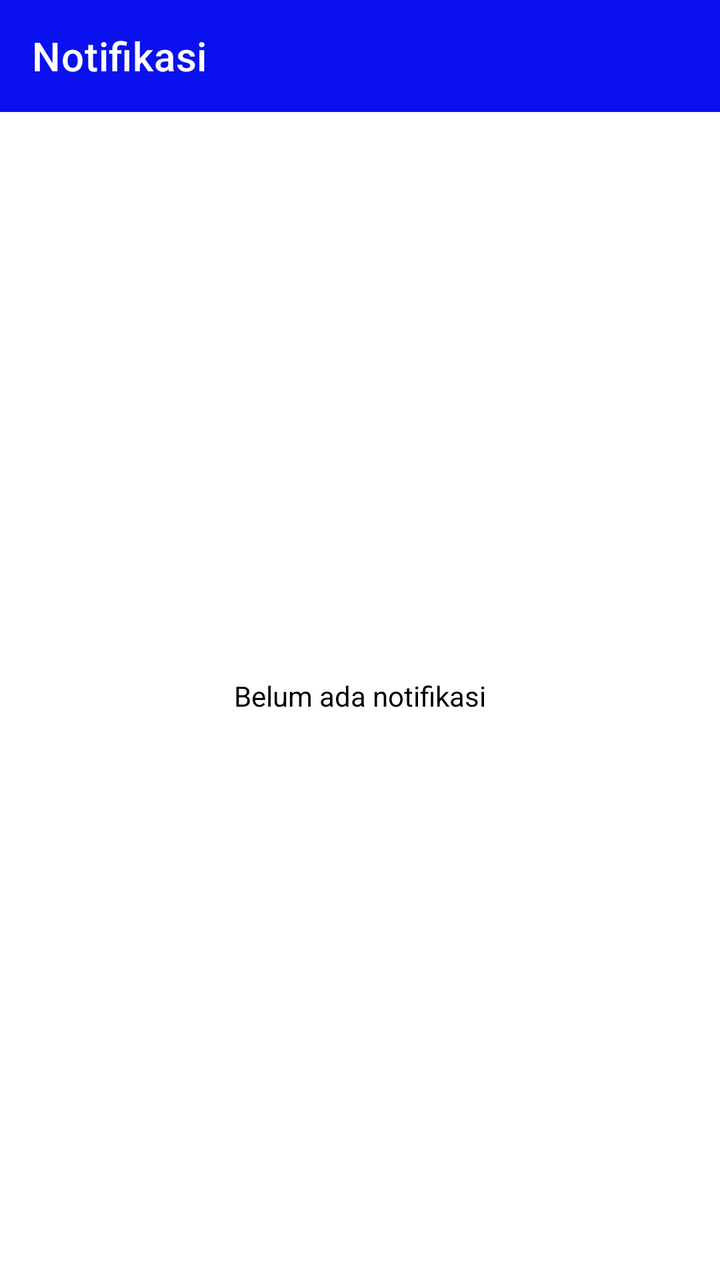
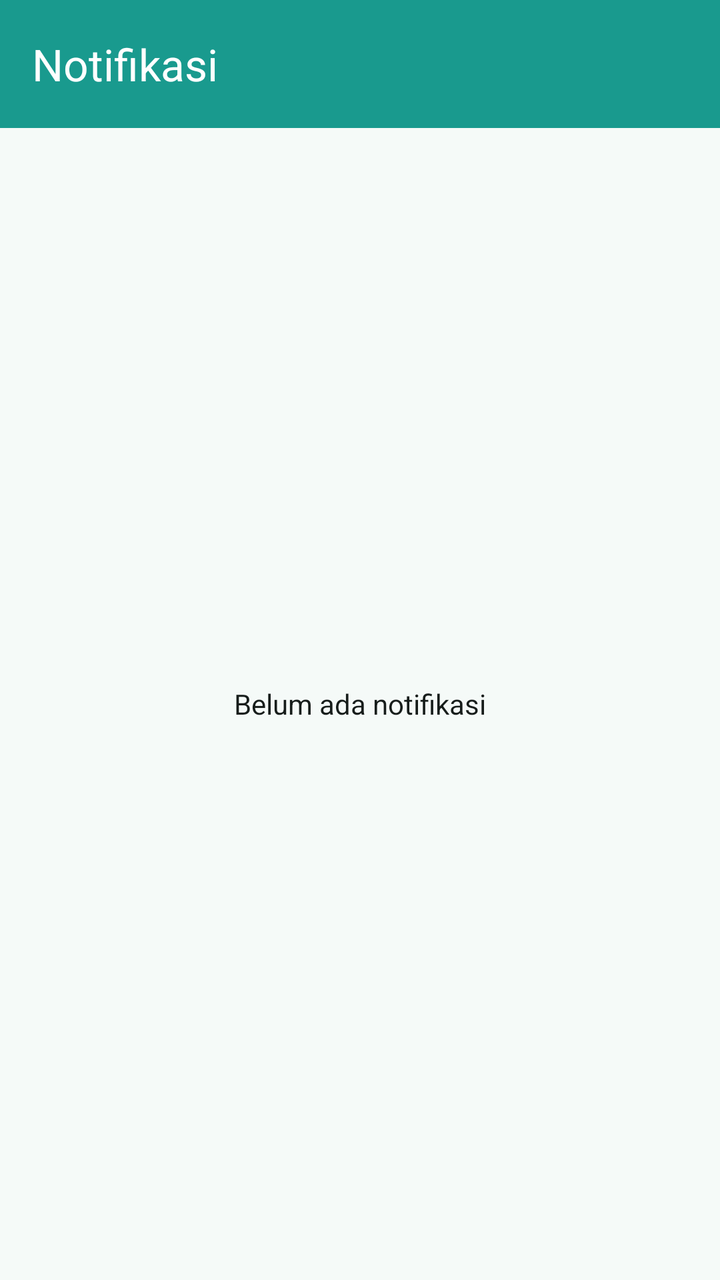

An Android layout rendered at two revisions. The XML below is the earlier revision; the diff shows what the commit changed to produce the second picture.
<!-- AndroidManifest.xml: application theme Theme.Ladokgi -->
<!-- res/layout/fragment_notification.xml -->
<?xml version="1.0" encoding="utf-8"?>
<FrameLayout xmlns:android="http://schemas.android.com/apk/res/android"
    xmlns:tools="http://schemas.android.com/tools"
    android:layout_width="match_parent"
    android:layout_height="match_parent"
    xmlns:app="http://schemas.android.com/apk/res-auto"
    tools:context=".notification.NotificationFragment">

    
    <LinearLayout
        android:orientation="vertical"
        android:layout_width="match_parent"
        android:layout_height="match_parent">

        <androidx.appcompat.widget.Toolbar
            android:id="@+id/toolbars"
            android:layout_width="match_parent"
            android:layout_height="wrap_content"
            app:title="Notifikasi"
            app:titleTextColor="@color/white"
            android:background="@color/purple_700"
            app:layout_constraintTop_toTopOf="parent"
            />

        <androidx.recyclerview.widget.RecyclerView
            android:id="@+id/rv_notification"
            android:layout_height="wrap_content"
            android:layout_width="match_parent"
            android:visibility="gone"
            />

        <TextView
            android:id="@+id/no_data"
            android:layout_width="match_parent"
            android:layout_height="match_parent"
            android:gravity="center"
            android:text="Belum ada notifikasi"
            android:textAlignment="center"
            android:textColor="@color/black" />

    </LinearLayout>


</FrameLayout>
<!-- resources referenced by this layout -->
<resources>
  <color name="black">#FF000000</color>
  <color name="purple_700">#0a11ee</color>
  <color name="white">#FFFFFFFF</color>
  <style name="Theme.Ladokgi" parent="Theme.MaterialComponents.DayNight.NoActionBar">
          
          <item name="colorPrimary">@color/purple_700</item>
          <item name="colorPrimaryVariant">@color/purple_500</item>
          <item name="colorOnPrimary">@color/white</item>
          
          <item name="colorSecondary">@color/purple_500</item>
          <item name="colorSecondaryVariant">@color/purple_700</item>
          <item name="colorOnSecondary">@color/black</item>
          
          <item name="android:statusBarColor" tools:targetApi="l">?attr/colorPrimaryVariant</item>
          
  
          <item name="actionOverflowButtonStyle">@style/MyOverflowButtonStyle</item>
      </style>
  <color name="purple_500">#009ed6</color>
  <style name="MyOverflowButtonStyle" parent="Widget.AppCompat.ActionButton.Overflow">
          <item name="android:tint">#FFFFFF</item>
      </style>
</resources>

<!-- the commit's change to res/layout/fragment_notification.xml (unified diff, before → after) -->
@@ -17,8 +17,8 @@
             android:layout_width="match_parent"
             android:layout_height="wrap_content"
             app:title="Notifikasi"
-            app:titleTextColor="@color/white"
-            android:background="@color/purple_700"
+            app:titleTextColor="?attr/colorOnPrimary"
+            android:background="?attr/colorPrimary"
             app:layout_constraintTop_toTopOf="parent"
             />
 
@@ -36,7 +36,7 @@
             android:gravity="center"
             android:text="Belum ada notifikasi"
             android:textAlignment="center"
-            android:textColor="@color/black" />
+            android:textColor="?attr/colorOnSurface" />
 
     </LinearLayout>
 
<!-- resource entries referenced after the edit -->
@@ -1,26 +1,96 @@
 <!-- resources referenced by this layout -->
 <resources>
-  <color name="black">#FF000000</color>
-  <color name="purple_700">#0a11ee</color>
-  <color name="white">#FFFFFFFF</color>
-  <style name="Theme.Ladokgi" parent="Theme.MaterialComponents.DayNight.NoActionBar">
+  <style name="Theme.Ladokgi" parent="Theme.Material3.DayNight.NoActionBar">
+          <item name="colorPrimary">@color/m3_primary</item>
+          <item name="colorOnPrimary">@color/m3_on_primary</item>
+          <item name="colorPrimaryContainer">@color/m3_primary_container</item>
+          <item name="colorOnPrimaryContainer">@color/m3_on_primary_container</item>
+  
+          <item name="colorSecondary">@color/m3_secondary</item>
+          <item name="colorOnSecondary">@color/m3_on_secondary</item>
+          <item name="colorSecondaryContainer">@color/m3_secondary_container</item>
+          <item name="colorOnSecondaryContainer">@color/m3_on_secondary_container</item>
+  
+          <item name="colorTertiary">@color/m3_tertiary</item>
+          <item name="colorOnTertiary">@color/m3_on_tertiary</item>
+  
+          <item name="colorError">@color/m3_error</item>
+          <item name="colorOnError">@color/m3_on_error</item>
+  
+          <item name="android:colorBackground">@color/m3_background</item>
+          <item name="colorOnBackground">@color/m3_on_background</item>
+          <item name="colorSurface">@color/m3_surface</item>
+          <item name="colorOnSurface">@color/m3_on_surface</item>
+          <item name="colorSurfaceVariant">@color/m3_surface_variant</item>
+          <item name="colorOnSurfaceVariant">@color/m3_on_surface_variant</item>
+          <item name="colorOutline">@color/m3_outline</item>
+          <item name="colorSurfaceContainer">@color/m3_surface_container</item>
+          <item name="colorSurfaceContainerHigh">@color/m3_surface_container_high</item>
+  
           
-          <item name="colorPrimary">@color/purple_700</item>
-          <item name="colorPrimaryVariant">@color/purple_500</item>
-          <item name="colorOnPrimary">@color/white</item>
-          
-          <item name="colorSecondary">@color/purple_500</item>
-          <item name="colorSecondaryVariant">@color/purple_700</item>
-          <item name="colorOnSecondary">@color/black</item>
-          
-          <item name="android:statusBarColor" tools:targetApi="l">?attr/colorPrimaryVariant</item>
-          
+          <item name="textInputStyle">@style/Widget.Ladokgi.TextInputLayout</item>
+          <item name="materialButtonStyle">@style/Widget.Ladokgi.Button</item>
+          <item name="materialButtonOutlinedStyle">@style/Widget.Ladokgi.Button.Outlined</item>
+          <item name="borderlessButtonStyle">@style/Widget.Ladokgi.Button.Text</item>
   
+          <item name="materialAlertDialogTheme">@style/ThemeOverlay.Ladokgi.AlertDialog</item>
           <item name="actionOverflowButtonStyle">@style/MyOverflowButtonStyle</item>
       </style>
-  <color name="purple_500">#009ed6</color>
+  <color name="m3_primary">#199A8E</color>
+  <color name="m3_on_primary">#FFFFFF</color>
+  <color name="m3_primary_container">#9DF2E4</color>
+  <color name="m3_on_primary_container">#00201C</color>
+  <color name="m3_secondary">#4B635F</color>
+  <color name="m3_on_secondary">#FFFFFF</color>
+  <color name="m3_secondary_container">#CDE8E3</color>
+  <color name="m3_on_secondary_container">#07201C</color>
+  <color name="m3_tertiary">#46617A</color>
+  <color name="m3_on_tertiary">#FFFFFF</color>
+  <color name="m3_error">#BA1A1A</color>
+  <color name="m3_on_error">#FFFFFF</color>
+  <color name="m3_background">#F5FAF8</color>
+  <color name="m3_on_background">#171D1B</color>
+  <color name="m3_surface">#F5FAF8</color>
+  <color name="m3_on_surface">#171D1B</color>
+  <color name="m3_surface_variant">#DAE5E2</color>
+  <color name="m3_on_surface_variant">#404846</color>
+  <color name="m3_outline">#707976</color>
+  <color name="m3_surface_container">#EFF5F3</color>
+  <color name="m3_surface_container_high">#E9EFED</color>
+  <style name="Widget.Ladokgi.TextInputLayout" parent="Widget.Material3.TextInputLayout.OutlinedBox">
+          <item name="boxStrokeColor">?attr/colorPrimary</item>
+          <item name="hintTextColor">?attr/colorPrimary</item>
+      </style>
+  <style name="Widget.Ladokgi.Button" parent="Widget.Material3.Button">
+          <item name="shapeAppearanceOverlay">@style/ShapeAppearance.Ladokgi.Pill</item>
+          <item name="android:textSize">15sp</item>
+          <item name="android:paddingTop">14dp</item>
+          <item name="android:paddingBottom">14dp</item>
+          <item name="iconPadding">8dp</item>
+      </style>
+  <style name="Widget.Ladokgi.Button.Outlined" parent="Widget.Material3.Button.OutlinedButton">
+          <item name="shapeAppearanceOverlay">@style/ShapeAppearance.Ladokgi.Pill</item>
+          <item name="android:textSize">15sp</item>
+          <item name="android:paddingTop">14dp</item>
+          <item name="android:paddingBottom">14dp</item>
+          <item name="strokeColor">?attr/colorPrimary</item>
+          <item name="android:textColor">?attr/colorPrimary</item>
+      </style>
+  <style name="Widget.Ladokgi.Button.Text" parent="Widget.Material3.Button.TextButton">
+          <item name="shapeAppearanceOverlay">@style/ShapeAppearance.Ladokgi.Pill</item>
+          <item name="android:textColor">?attr/colorPrimary</item>
+      </style>
+  <style name="ThemeOverlay.Ladokgi.AlertDialog" parent="ThemeOverlay.Material3.MaterialAlertDialog">
+          <item name="buttonBarPositiveButtonStyle">@style/Widget.Ladokgi.Button.Text</item>
+          <item name="buttonBarNegativeButtonStyle">@style/Widget.Ladokgi.Button.Text</item>
+          <item name="buttonBarNeutralButtonStyle">@style/Widget.Ladokgi.Button.Text</item>
+      </style>
   <style name="MyOverflowButtonStyle" parent="Widget.AppCompat.ActionButton.Overflow">
-          <item name="android:tint">#FFFFFF</item>
+          <item name="android:tint">?attr/colorOnSurface</item>
+      </style>
+  <style name="ShapeAppearance.Ladokgi.Pill" parent="">
+          <item name="cornerFamily">rounded</item>
+          <item name="cornerSize">50%</item>
       </style>
 </resources>
 
